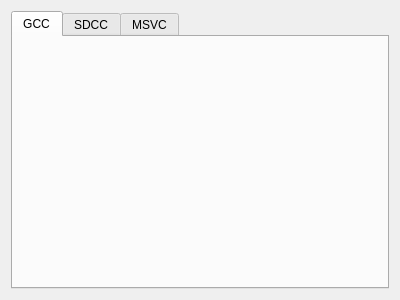
This is RedPandaIDE/settingsdialog/compilerbuildmode.ui in CyanoHao/RedPanda-CPP as Qt 5 draws it before an edit. The edited form follows.
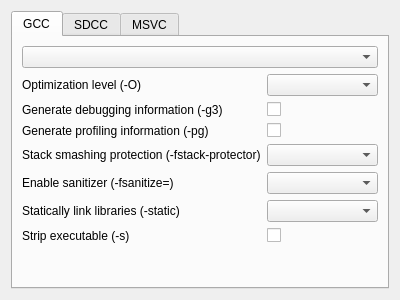
This is the edited form. The open tabs and pages were chosen to show the change.

```diff
--- a/RedPandaIDE/settingsdialog/compilerbuildmode.ui
+++ b/RedPandaIDE/settingsdialog/compilerbuildmode.ui
@@ -23,6 +23,97 @@
       <attribute name="title">
        <string notr="true">GCC</string>
       </attribute>
+      <layout class="QVBoxLayout" name="verticalLayout_2">
+       <item>
+        <widget class="QComboBox" name="comboBox_2"/>
+       </item>
+       <item>
+        <layout class="QFormLayout" name="formLayout">
+         <item row="0" column="1">
+          <widget class="QComboBox" name="comboBox"/>
+         </item>
+         <item row="0" column="0">
+          <widget class="QLabel" name="label">
+           <property name="text">
+            <string>Optimization level (-O)</string>
+           </property>
+          </widget>
+         </item>
+         <item row="3" column="0">
+          <widget class="QLabel" name="label_2">
+           <property name="text">
+            <string>Stack smashing protection (-fstack-protector)</string>
+           </property>
+          </widget>
+         </item>
+         <item row="3" column="1">
+          <widget class="QComboBox" name="comboBox_3"/>
+         </item>
+         <item row="4" column="0">
+          <widget class="QLabel" name="label_3">
+           <property name="text">
+            <string>Enable sanitizer (-fsanitize=)</string>
+           </property>
+          </widget>
+         </item>
+         <item row="4" column="1">
+          <widget class="QComboBox" name="comboBox_4"/>
+         </item>
+         <item row="1" column="1">
+          <widget class="QCheckBox" name="checkBox">
+           <property name="text">
+            <string/>
+           </property>
+          </widget>
+         </item>
+         <item row="1" column="0">
+          <widget class="QLabel" name="label_4">
+           <property name="text">
+            <string>Generate debugging information (-g3)</string>
+           </property>
+          </widget>
+         </item>
+         <item row="2" column="1">
+          <widget class="QCheckBox" name="checkBox_2">
+           <property name="text">
+            <string/>
+           </property>
+          </widget>
+         </item>
+         <item row="2" column="0">
+          <widget class="QLabel" name="label_5">
+           <property name="text">
+            <string>Generate profiling information (-pg)</string>
+           </property>
+          </widget>
+         </item>
+         <item row="5" column="0">
+          <widget class="QLabel" name="label_6">
+           <property name="text">
+            <string>Statically link libraries (-static)</string>
+           </property>
+          </widget>
+         </item>
+         <item row="6" column="0">
+          <widget class="QLabel" name="label_7">
+           <property name="text">
+            <string>Strip executable (-s)</string>
+           </property>
+          </widget>
+         </item>
+         <item row="6" column="1">
+          <widget class="QCheckBox" name="checkBox_4">
+           <property name="text">
+            <string/>
+           </property>
+          </widget>
+         </item>
+         <item row="5" column="1">
+          <widget class="QComboBox" name="comboBox_5"/>
+         </item>
+        </layout>
+       </item>
+      </layout>
      </widget>
      <widget class="QWidget" name="tabSdcc">
       <attribute name="title">
```
Left out of the diff: 29 changed lines with no effect on the pictures.
